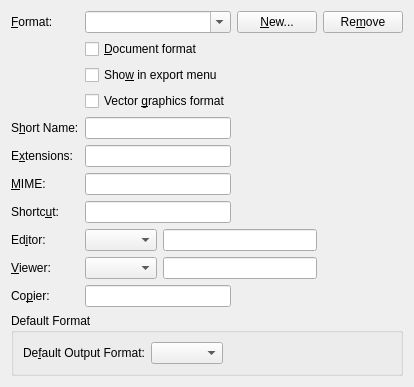
Qt form src/frontends/qt4/ui/PrefFileformatsUi.ui (cburschka/lyx) before a commit.
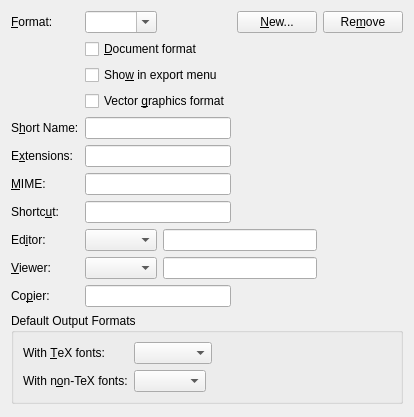
The same form after that commit.

Commit message: Implement option to set a global default output format for dics with non-tex fonts (#8706)

The edit to the form file:
```diff
--- a/src/frontends/qt4/ui/PrefFileformatsUi.ui
+++ b/src/frontends/qt4/ui/PrefFileformatsUi.ui
@@ -6,16 +6,13 @@
     <x>0</x>
     <y>0</y>
     <width>386</width>
-    <height>381</height>
+    <height>417</height>
    </rect>
   </property>
   <property name="windowTitle">
    <string/>
   </property>
-  <layout class="QGridLayout" name="gridLayout">
-   <item row="8" column="2" colspan="2">
-    <widget class="QLineEdit" name="editorED"/>
-   </item>
+  <layout class="QGridLayout" name="gridLayout_2">
    <item row="0" column="0">
     <widget class="QLabel" name="formatsLA">
      <property name="text">
@@ -26,6 +23,22 @@
      </property>
     </widget>
    </item>
+   <item row="0" column="1">
+    <widget class="QComboBox" name="formatsCB">
+     <property name="editable">
+      <bool>true</bool>
+     </property>
+     <property name="maxVisibleItems">
+      <number>20</number>
+     </property>
+     <property name="insertPolicy">
+      <enum>QComboBox::InsertAtCurrent</enum>
+     </property>
+     <property name="minimumContentsLength">
+      <number>1</number>
+     </property>
+    </widget>
+   </item>
    <item row="0" column="3">
     <widget class="QPushButton" name="formatNewPB">
      <property name="text">
@@ -40,6 +53,19 @@
      </property>
     </widget>
    </item>
+   <item row="0" column="5">
+    <spacer name="horizontalSpacer_2">
+     <property name="orientation">
+      <enum>Qt::Horizontal</enum>
+     </property>
+     <property name="sizeHint" stdset="0">
+      <size>
+       <width>40</width>
+       <height>20</height>
+      </size>
+     </property>
+    </spacer>
+   </item>
    <item row="1" column="1" colspan="2">
     <widget class="QCheckBox" name="documentCB">
      <property name="text">
@@ -116,6 +142,16 @@
    <item row="7" column="1" colspan="2">
     <widget class="QLineEdit" name="shortcutED"/>
    </item>
+   <item row="8" column="0">
+    <widget class="QLabel" name="editorLA">
+     <property name="text">
+      <string>Ed&amp;itor:</string>
+     </property>
+     <property name="buddy">
+      <cstring>editorCO</cstring>
+     </property>
+    </widget>
+   </item>
    <item row="8" column="1">
     <widget class="QComboBox" name="editorCO">
      <property name="sizeAdjustPolicy">
@@ -123,6 +159,9 @@
      </property>
     </widget>
    </item>
+   <item row="8" column="2" colspan="2">
+    <widget class="QLineEdit" name="editorED"/>
+   </item>
    <item row="9" column="0">
     <widget class="QLabel" name="viewerLA">
      <property name="text">
@@ -162,26 +201,30 @@
       <string>Specify the default output format when using (PDF)LaTeX</string>
      </property>
      <property name="title">
-      <string>Default Format</string>
+      <string>Default Output Formats</string>
      </property>
      <property name="flat">
       <bool>true</bool>
      </property>
-     <layout class="QHBoxLayout" name="horizontalLayout">
-      <item>
+     <layout class="QGridLayout" name="gridLayout">
+      <item row="0" column="0">
        <widget class="QLabel" name="defaultFormatLA">
         <property name="text">
-         <string>De&amp;fault Output Format:</string>
+         <string>With &amp;TeX fonts:</string>
         </property>
         <property name="buddy">
          <cstring>defaultFormatCB</cstring>
         </property>
        </widget>
       </item>
-      <item>
-       <widget class="QComboBox" name="defaultFormatCB"/>
+      <item row="0" column="1" colspan="2">
+       <widget class="QComboBox" name="defaultFormatCB">
+        <property name="toolTip">
+         <string>The default output format for documents (except with non-TeX fonts)</string>
+        </property>
+       </widget>
       </item>
-      <item>
+      <item row="0" column="3">
        <spacer name="horizontalSpacer">
         <property name="orientation">
          <enum>Qt::Horizontal</enum>
@@ -194,6 +237,36 @@
         </property>
        </spacer>
       </item>
+      <item row="1" column="0">
+       <widget class="QLabel" name="defaultOTFFormatLA">
+        <property name="text">
+         <string>With n&amp;on-TeX fonts:</string>
+        </property>
+        <property name="buddy">
+         <cstring>defaultFormatCB</cstring>
+        </property>
+       </widget>
+      </item>
+      <item row="1" column="1">
+       <widget class="QComboBox" name="defaultOTFFormatCB">
+        <property name="toolTip">
+         <string>The default output format for documents using non-TeX fonts</string>
+        </property>
+       </widget>
+      </item>
+      <item row="1" column="2" colspan="2">
+       <spacer name="horizontalSpacer_3">
+        <property name="orientation">
+         <enum>Qt::Horizontal</enum>
+        </property>
+        <property name="sizeHint" stdset="0">
+         <size>
+          <width>148</width>
+          <height>20</height>
+         </size>
+        </property>
+       </spacer>
+      </item>
      </layout>
     </widget>
    </item>
@@ -210,45 +283,6 @@
      </property>
     </spacer>
    </item>
-   <item row="8" column="0">
-    <widget class="QLabel" name="editorLA">
-     <property name="text">
-      <string>Ed&amp;itor:</string>
-     </property>
-     <property name="buddy">
-      <cstring>editorCO</cstring>
-     </property>
-    </widget>
-   </item>
-   <item row="0" column="5">
-    <spacer name="horizontalSpacer_2">
-     <property name="orientation">
-      <enum>Qt::Horizontal</enum>
-     </property>
-     <property name="sizeHint" stdset="0">
-      <size>
-       <width>40</width>
-       <height>20</height>
-      </size>
-     </property>
-    </spacer>
-   </item>
-   <item row="0" column="1" colspan="2">
-    <widget class="QComboBox" name="formatsCB">
-     <property name="editable">
-      <bool>true</bool>
-     </property>
-     <property name="maxVisibleItems">
-      <number>20</number>
-     </property>
-     <property name="insertPolicy">
-      <enum>QComboBox::InsertAtCurrent</enum>
-     </property>
-     <property name="minimumContentsLength">
-      <number>1</number>
-     </property>
-    </widget>
-   </item>
   </layout>
  </widget>
  <tabstops>
```
Left out of the diff: 1 changed line with no effect on the pictures. The commit also changes 4 other files.
